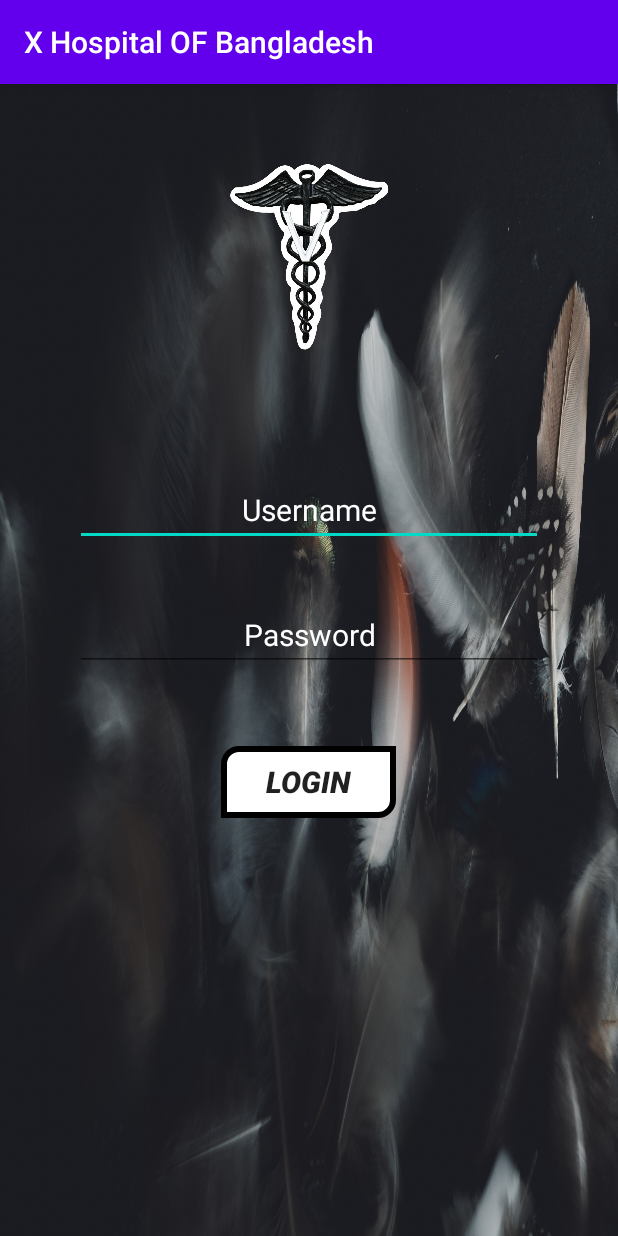
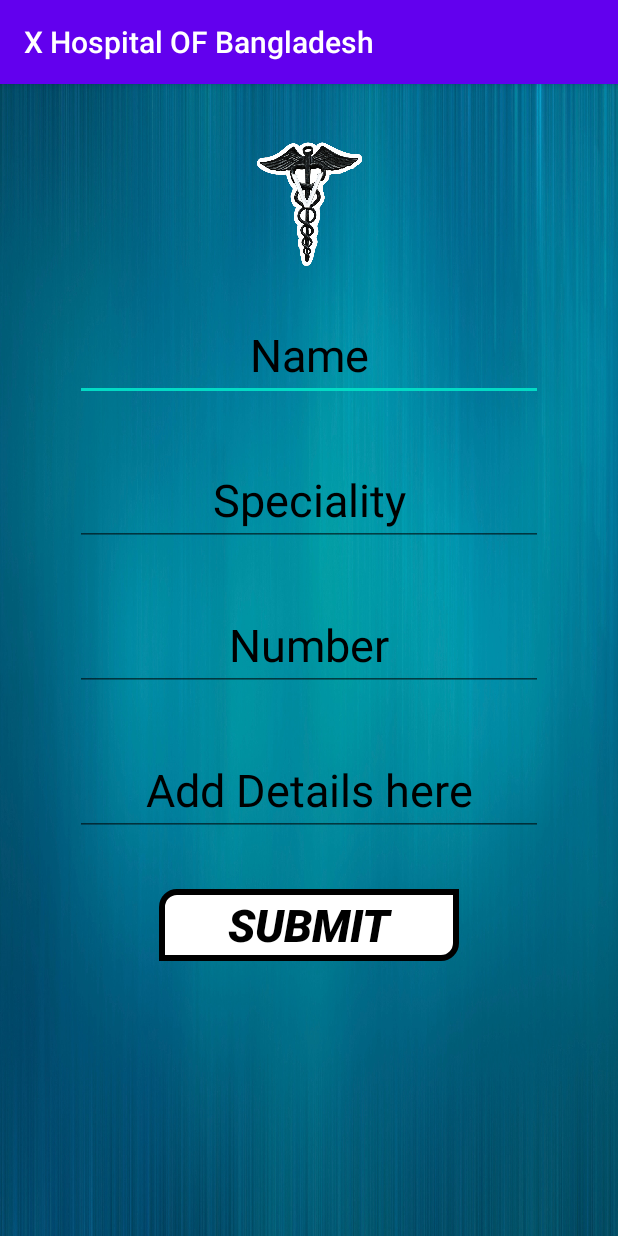
Before and after one commit to kmminhaz/HackaThon, an Android app: the Admin_Login_Activity screen opened directly, with no data from a screen before it, after a tap on "LOGIN", on a phone screen of 412 x 824 dp. Run offline under Robolectric (Android 15) with nearby library versions, the phone set to English and light mode, and no system bars; our stand-ins replace Firebase (no records; nobody signed in at launch, a user with empty details on screens opened directly).

Commit message:
X-Hospital-of-Bangladesh

```diff
--- a/app/build.gradle
+++ b/app/build.gradle
@@ -1,5 +1,4 @@
 apply plugin: 'com.android.application'
-
 apply plugin: 'com.google.gms.google-services'
 
 android {
@@ -28,14 +27,11 @@ dependencies {
     implementation fileTree(dir: "libs", include: ["*.jar"])
     implementation 'androidx.appcompat:appcompat:1.2.0'
     implementation 'androidx.constraintlayout:constraintlayout:2.0.2'
+    implementation 'com.google.firebase:firebase-database:16.0.4'
     testImplementation 'junit:junit:4.12'
     androidTestImplementation 'androidx.test.ext:junit:1.1.2'
     androidTestImplementation 'androidx.test.espresso:espresso-core:3.3.0'
     implementation 'com.github.smarteist:autoimageslider:1.2.0'
     implementation 'com.github.bumptech.glide:glide:4.10.0'
-    implementation platform('com.google.firebase:firebase-bom:25.12.0')
-    implementation 'com.google.firebase:firebase-auth:11.6.2'
-    implementation 'com.google.firebase:firebase-core:11.6.2'
-    implementation 'com.google.firebase:firebase-analytics'
     implementation 'pl.droidsonroids.gif:android-gif-drawable:1.2.19'
 }
--- a/app/src/main/AndroidManifest.xml
+++ b/app/src/main/AndroidManifest.xml
@@ -9,6 +9,7 @@
         android:roundIcon="@mipmap/ic_launcher_round"
         android:supportsRtl="true"
         android:theme="@style/AppTheme">
+        <activity android:name=".dr_info_addition"></activity>
         <activity android:name=".Add_Info" />
         <activity android:name=".Admin_Login_Activity" />
         <activity android:name=".Department_Activity" />
--- a/app/src/main/java/com/example/xhospitalofbangladesh/Admin_Login_Activity.java
+++ b/app/src/main/java/com/example/xhospitalofbangladesh/Admin_Login_Activity.java
@@ -13,26 +13,21 @@ import android.widget.Button;
 import android.widget.EditText;
 import android.widget.Toast;
 
-import com.google.android.gms.tasks.OnCompleteListener;
-import com.google.android.gms.tasks.Task;
-import com.google.firebase.auth.AuthResult;
-import com.google.firebase.auth.FirebaseAuth;
 
 public class Admin_Login_Activity extends AppCompatActivity {
-    private EditText username,password;
+    private EditText username, password;
     private Button login;
-    private FirebaseAuth firebaseAuth;
-    private Animation scaleUp,scaleDown;
+    private Animation scaleUp, scaleDown;
 
     @Override
     protected void onCreate(Bundle savedInstanceState) {
         super.onCreate(savedInstanceState);
         setContentView(R.layout.activity_admin__login_);
 
-        firebaseAuth = FirebaseAuth.getInstance();
+        //firebaseAuth = FirebaseAuth.getInstance();
 
-        scaleUp = AnimationUtils.loadAnimation(this,R.anim.scal_up);
-        scaleDown = AnimationUtils.loadAnimation(this,R.anim.scale_down);
+        scaleUp = AnimationUtils.loadAnimation(this, R.anim.scal_up);
+        scaleDown = AnimationUtils.loadAnimation(this, R.anim.scale_down);
 
         login = findViewById(R.id.LoginBtn);
         username = findViewById(R.id.UsernameEt);
@@ -44,28 +39,14 @@ public class Admin_Login_Activity extends AppCompatActivity {
                 login.setOnTouchListener(new View.OnTouchListener() {
                     @Override
                     public boolean onTouch(View view, MotionEvent motionEvent) {
-                        if(motionEvent.getAction()==MotionEvent.ACTION_DOWN)
+                        if (motionEvent.getAction() == MotionEvent.ACTION_DOWN)
                             login.startAnimation(scaleUp);
-                        else if(motionEvent.getAction()==MotionEvent.ACTION_UP)
+                        else if (motionEvent.getAction() == MotionEvent.ACTION_UP)
                             login.startAnimation(scaleDown);
                         return false;
                     }
                 });
-                validate(username.getText().toString(),password.getText().toString());
-            }
-        });
-    }
-    private void validate(String userName, String passWord) {
-
-        firebaseAuth.signInWithEmailAndPassword(userName, passWord).addOnCompleteListener(new OnCompleteListener<AuthResult>() {
-            @Override
-            public void onComplete(@NonNull Task<AuthResult> task) {
-                if(task.isSuccessful()){
-                    startActivity(new Intent(Admin_Login_Activity.this, Department_Activity.class));
-                    Toast.makeText(Admin_Login_Activity.this,"Login Successful",Toast.LENGTH_LONG);
-                }else{
-                    Toast.makeText(Admin_Login_Activity.this,"Login Failed",Toast.LENGTH_LONG);
-                }
+                startActivity(new Intent(Admin_Login_Activity.this, dr_info_addition.class));
             }
         });
     }
--- /dev/null
+++ b/app/src/main/java/com/example/xhospitalofbangladesh/dr_info_addition.java
@@ -0,0 +1,47 @@
+package com.example.xhospitalofbangladesh;
+
+import androidx.appcompat.app.AppCompatActivity;
+
+import android.content.Intent;
+import android.os.Bundle;
+import android.view.View;
+import android.widget.Button;
+import android.widget.EditText;
+import android.widget.Toast;
+
+import com.google.firebase.database.DatabaseReference;
+import com.google.firebase.database.FirebaseDatabase;
+
+
+public class dr_info_addition extends AppCompatActivity {
+
+    EditText DrName,DrSpeciality,DrNumber,DrDetails;
+    Button submit;
+
+    FirebaseDatabase rootNode;
+    DatabaseReference reference;
+
+    @Override
+    protected void onCreate(Bundle savedInstanceState) {
+        super.onCreate(savedInstanceState);
+        setContentView(R.layout.activity_dr_info_addition);
+
+        DrName = findViewById(R.id.DrNameId);
+        DrSpeciality = findViewById(R.id.DrSpecialityId);
+        DrNumber = findViewById(R.id.DrNumberId);
+        DrDetails = findViewById(R.id.DrDetailsId);
+
+        submit = findViewById(R.id.DrSubmitBtnId);
+
+        submit.setOnClickListener(new View.OnClickListener() {
+            @Override
+            public void onClick(View view) {
+
+                rootNode = FirebaseDatabase.getInstance();
+                reference = rootNode.getReference("doctors");
+
+                reference.setValue("Hi Rifat");
+            }
+        });
+    }
+}
--- /dev/null
+++ b/app/src/main/java/com/example/xhospitalofbangladesh/set_info_Adapter.java
@@ -0,0 +1,45 @@
+package com.example.xhospitalofbangladesh;
+
+import java.util.PriorityQueue;
+
+public class set_info_Adapter {
+    private String DrName;
+    private String DrSpeciality;
+    private String DrNumber;
+    private String DrDetails;
+
+    public set_info_Adapter(){
+    }
+
+    public String getDrName() {
+        return DrName;
+    }
+
+    public void setDrName(String drName) {
+        DrName = drName;
+    }
+
+    public String getDrSpeciality() {
+        return DrSpeciality;
+    }
+
+    public void setDrSpeciality(String drSpeciality) {
+        DrSpeciality = drSpeciality;
+    }
+
+    public String getDrNumber() {
+        return DrNumber;
+    }
+
+    public void setDrNumber(String drNumber) {
+        DrNumber = drNumber;
+    }
+
+    public String getDrDetails() {
+        return DrDetails;
+    }
+
+    public void setDrDetails(String drDetails) {
+        DrDetails = drDetails;
+    }
+}
--- /dev/null
+++ b/app/src/main/res/layout/activity_dr_info_addition.xml
@@ -0,0 +1,99 @@
+<?xml version="1.0" encoding="utf-8"?>
+<LinearLayout xmlns:android="http://schemas.android.com/apk/res/android"
+    xmlns:app="http://schemas.android.com/apk/res-auto"
+    xmlns:tools="http://schemas.android.com/tools"
+    android:layout_width="match_parent"
+    android:layout_height="match_parent"
+    android:paddingBottom="20dp"
+    android:paddingLeft="20dp"
+    android:paddingRight="20dp"
+    android:paddingTop="20dp"
+    android:background="@drawable/background4"
+    tools:context=".dr_info_addition">
+
+    <ScrollView
+        android:layout_width="match_parent"
+        android:layout_height="match_parent"
+        android:orientation="vertical">
+        <LinearLayout
+            android:layout_width="match_parent"
+            android:layout_height="match_parent"
+            android:gravity="center"
+            android:orientation="vertical">
+            <ImageView
+                android:layout_width="100dp"
+                android:layout_height="100dp"
+                android:layout_gravity="center_horizontal"
+                android:layout_marginTop="10dp"
+                android:layout_marginBottom="20dp"
+                android:src="@drawable/logo">
+            </ImageView>
+
+            <EditText
+                android:id="@+id/DrNameId"
+                android:layout_width="match_parent"
+                android:layout_height="wrap_content"
+                android:layout_marginBottom="35dp"
+                android:layout_marginLeft="30dp"
+                android:layout_marginRight="30dp"
+                android:gravity="center"
+                android:hint="Name"
+                android:textColorHint="#000000"
+                android:textSize="30dp"
+                android:textColor="#FFFFFF"/>
+
+            <EditText
+                android:id="@+id/DrSpecialityId"
+                android:layout_width="match_parent"
+                android:layout_height="wrap_content"
+                android:layout_marginBottom="35dp"
+                android:layout_marginLeft="30dp"
+                android:layout_marginRight="30dp"
+                android:gravity="center"
+                android:hint="Speciality"
+                android:textColorHint="#000000"
+                android:textSize="30dp"
+                android:textColor="#FFFFFF"/>
+
+            <EditText
+                android:id="@+id/DrNumberId"
+                android:layout_width="match_parent"
+                android:layout_height="wrap_content"
+                android:layout_marginBottom="35dp"
+                android:layout_marginLeft="30dp"
+                android:layout_marginRight="30dp"
+                android:gravity="center"
+                android:hint="Number"
+                android:textColorHint="#000000"
+                android:textSize="30dp"
+                android:textColor="#FFFFFF"/>
+
+            <EditText
+                android:id="@+id/DrDetailsId"
+                android:layout_width="match_parent"
+                android:layout_height="wrap_content"
+                android:layout_marginBottom="35dp"
+                android:layout_marginLeft="30dp"
+                android:layout_marginRight="30dp"
+                android:gravity="center"
+                android:hint="Add Details here"
+                android:textColorHint="#000000"
+                android:textSize="30dp"
+                android:textColor="#FFFFFF"/>
+
+            <Button
+                android:id="@+id/DrSubmitBtnId"
+                android:background="@drawable/button_background"
+                android:layout_width="200dp"
+                android:layout_height="wrap_content"
+                android:layout_gravity="center"
+                android:paddingLeft="30dp"
+                android:paddingRight="30dp"
+                android:textSize="30dp"
+                android:text="Submit"
+                android:textColor="#000000"
+                android:textStyle="bold|italic"/>
+        </LinearLayout>
+    </ScrollView>
+
+</LinearLayout>
--- a/app/src/main/res/values/strings.xml
+++ b/app/src/main/res/values/strings.xml
@@ -339,7 +339,7 @@ Organization: National Institue of Ophthalmology
 Chamber: Mojibunnessa Eye Hospital Ltd
     </string>
 
-<string name="Professor_Dr._Shah_Alam">
+    <string name="Professor_Dr._Shah_Alam">
     Professor Dr. Shah Alam
     Qualification: MBBS, FCPS ( Ophthalmology )
     Designation: Consultant
--- a/build.gradle
+++ b/build.gradle
@@ -7,7 +7,7 @@ buildscript {
     }
     dependencies {
         classpath "com.android.tools.build:gradle:4.0.1"
-        classpath 'com.google.gms:google-services:4.3.4'
+        classpath 'com.google.gms:google-services:4.2.0'
 
         // NOTE: Do not place your application dependencies here; they belong
         // in the individual module build.gradle files
@@ -20,7 +20,7 @@ allprojects {
         jcenter()
         mavenCentral()
         maven { url 'https://jitpack.io'}
-        maven { url "https://maven.google.com" }
+
     }
 }
 
```
